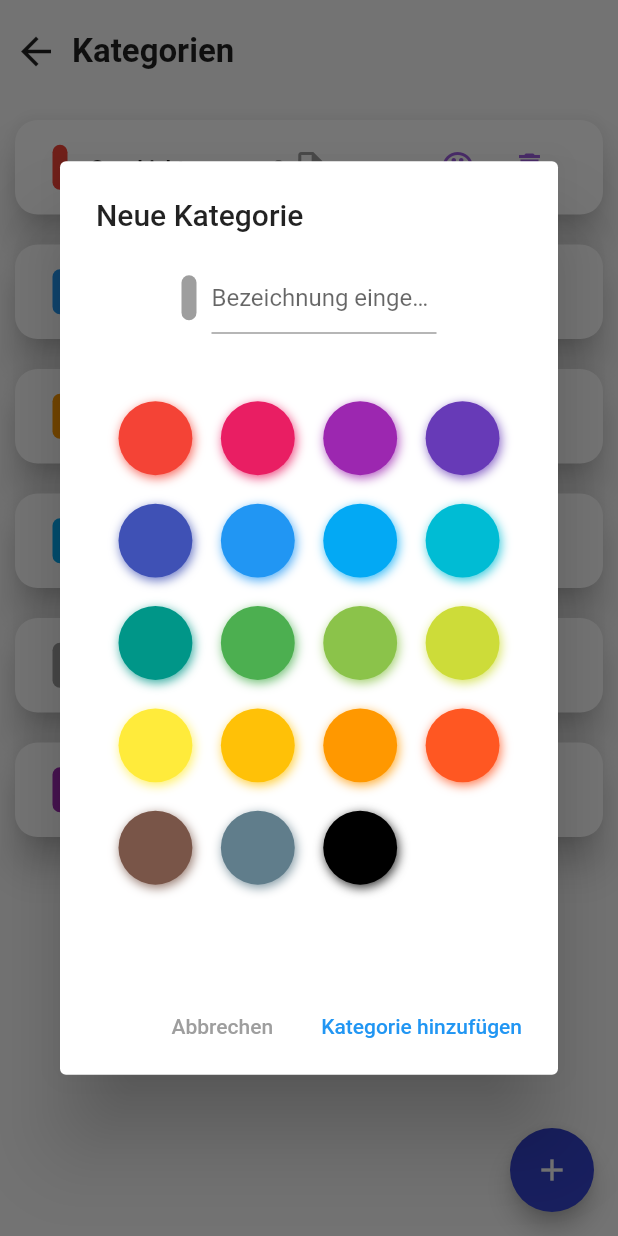
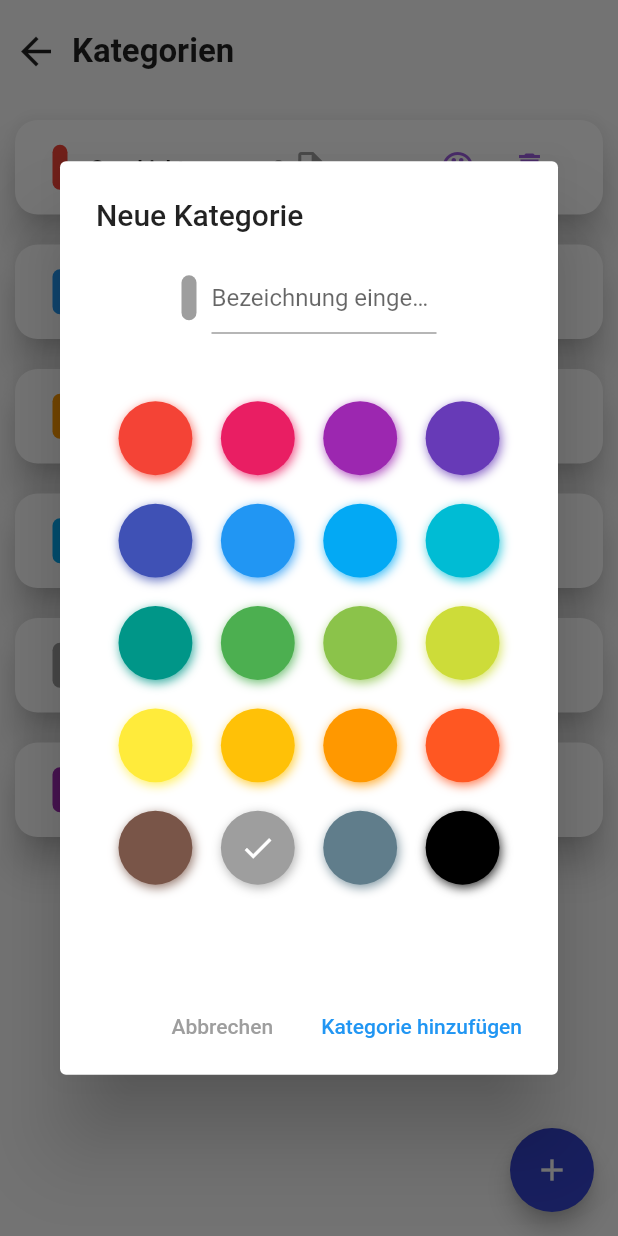
Before and after one commit to tiptr/LearnBuddy, a Flutter app: the CategoryOverviewScreen screen opened directly, after a tap on the "add" icon, on a phone screen of 412 x 824 dp. Run offline on Flutter 3.47's test engine with Material 2 defaults, Android fonts, the phone set to English and light mode, and no system bars; drawn by our look-alikes of flutter_colorpicker; our stand-ins replace bloc, drift, equatable, flutter_bloc, get_it, grouped_list and 4 more; missing offline and left inert: duration_picker; accounts and stored records are empty; generated files the repository leaves out were written again; statements that could not run were skipped.

Commit message:
feature/63: Fixed initial pre-selection of the color, deactivated the pre-selection when adding one, since it does not work yet

```diff
--- a/learning_app/lib/features/categories/constants/colors.dart
+++ b/learning_app/lib/features/categories/constants/colors.dart
@@ -18,7 +18,7 @@ const availableColors = <Color>[
   Colors.orange,
   Colors.deepOrange,
   Colors.brown,
-  // Colors.grey,  // This will possibly be our default color
+  Colors.grey, // This will possibly be our default color
   Colors.blueGrey,
   Colors.black,
 ];
--- a/learning_app/lib/features/categories/widgets/category_color_selector.dart
+++ b/learning_app/lib/features/categories/widgets/category_color_selector.dart
@@ -49,7 +49,10 @@ class _CategoryColorSelectorState extends State<CategoryColorSelector> {
             // Add the selected color
             selectableColors = [...selectableColors, color];
             // Preselect the new color:
-            widget.onColorSelect(color);
+            // this is deactivated, because it is not fully working
+            // (the check is not re-rendered to the newly selected color
+            // TODO: fix this issue and reactivate the auto-selection
+            // widget.onColorSelect(color);
           });
         },
       ),
```
